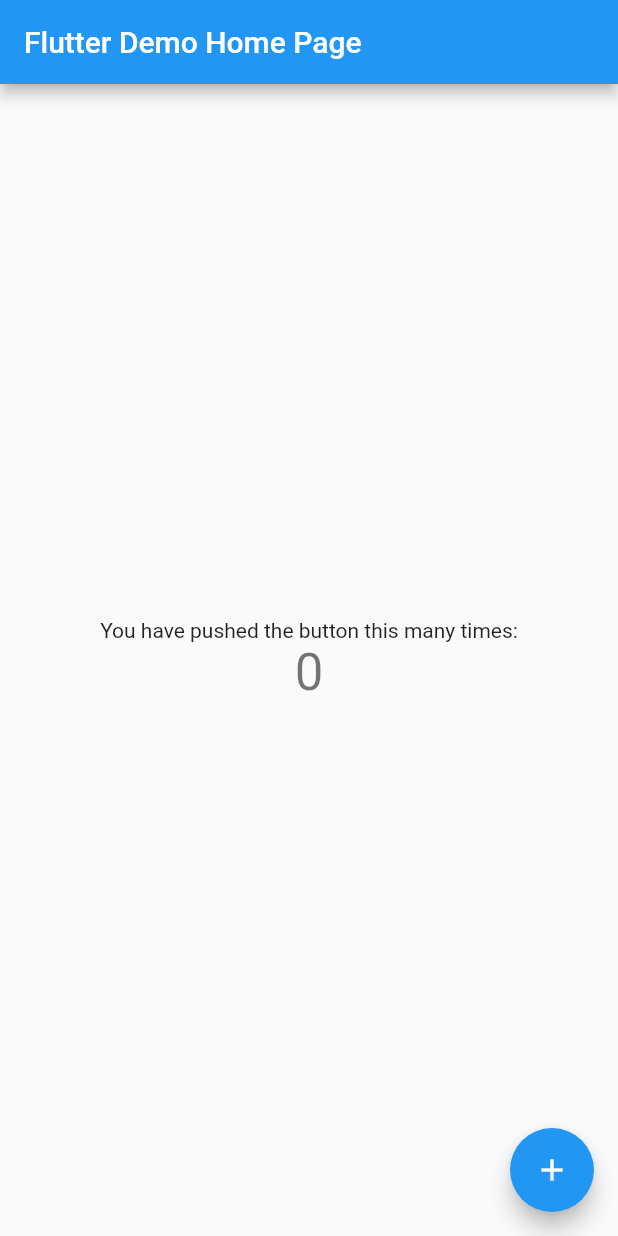
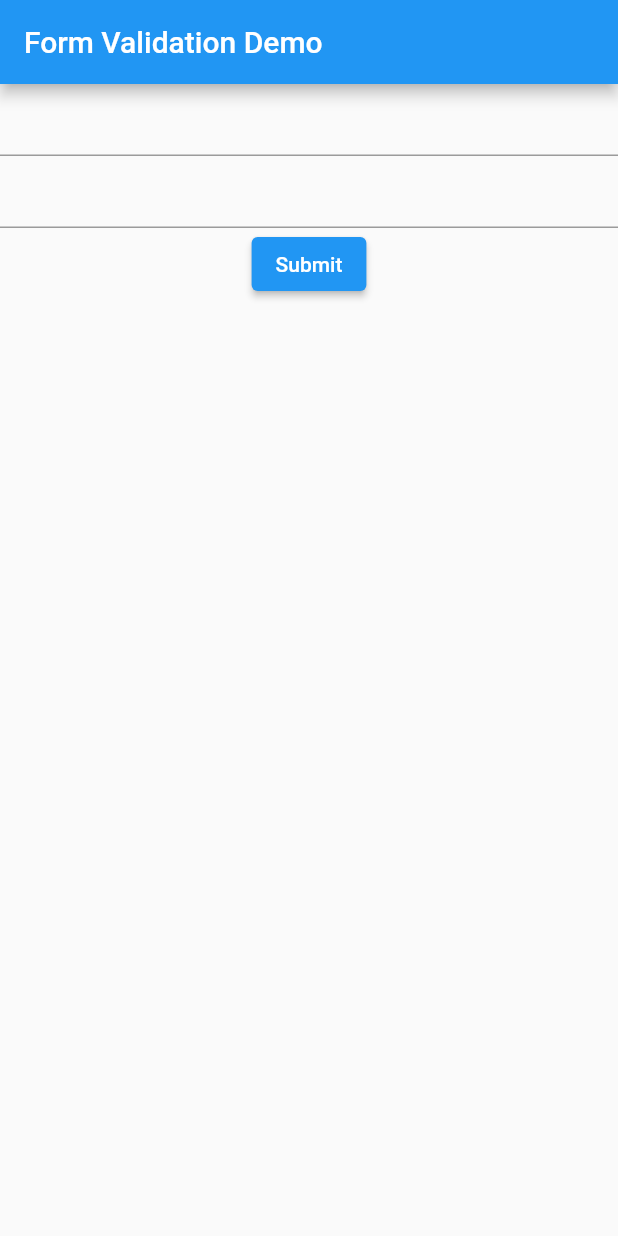
Before and after one commit to lymanjohnson/flutter_cookie_auth, a Flutter app: the screen it shows after launch, on a phone screen of 412 x 824 dp. Run offline on Flutter 3.47's test engine with Material 2 defaults, Android fonts, the phone set to English and light mode, and no system bars.

Commit message:
Main view is now dummy login page with username, password, and submit button elements

```diff
--- /dev/null
+++ b/lib/forms.dart
@@ -0,0 +1,60 @@
+import 'package:flutter/material.dart';
+
+class MyCustomForm extends StatefulWidget {
+  const MyCustomForm({Key? key}) : super(key: key);
+
+  @override
+  MyCustomFormState createState() {
+    return MyCustomFormState();
+  }
+}
+
+class MyCustomFormState extends State<MyCustomForm> {
+  // Note: This is a `GlobalKey<FormState>`,
+  // not a GlobalKey<MyCustomFormState>.
+  final _formKey = GlobalKey<FormState>();
+
+  @override
+  Widget build(BuildContext context) {
+    return Form(
+      key: _formKey,
+      child: Column(
+
+        children: <Widget>[
+          TextFormField( // Username
+            autocorrect: false,
+            validator: (value) {
+              if (value == null || value.isEmpty) {
+                return 'Please enter your username';
+              }
+              return null;
+            },
+          ),
+          TextFormField( // Password
+            obscureText: true,
+            autocorrect: false,
+            validator: (value) {
+              if (value == null || value.isEmpty) {
+                return 'Please enter your password';
+              }
+              return null;
+            },
+          ),
+          ElevatedButton(
+            onPressed: () {
+              // Validate returns true if the form is valid, or false otherwise.
+              if (_formKey.currentState!.validate()) {
+                // If the form is valid, display a snackbar. In the real world,
+                // you'd often call a server or save the information in a database.
+                ScaffoldMessenger.of(context).showSnackBar(
+                  const SnackBar(content: Text('Processing Data')),
+                );
+              }
+            },
+            child: const Text('Submit'),
+          ),
+        ],
+      ),
+    );
+  }
+}
--- a/lib/main.dart
+++ b/lib/main.dart
@@ -1,3 +1,4 @@
+import 'package:compatica/forms.dart';
 import 'package:flutter/material.dart';
 
 void main() {
@@ -6,15 +7,18 @@
 
 class MyApp extends StatelessWidget {
   const MyApp({Key? key}) : super(key: key);
-  // This widget is the root of your application.
+
   @override
   Widget build(BuildContext context) {
+    const appTitle = 'Form Validation Demo';
     return MaterialApp(
-      title: 'Flutter Demo',
-      theme: ThemeData(
-        primarySwatch: Colors.blue,
+      title: appTitle,
+      home: Scaffold(
+        appBar: AppBar(
+          title: const Text(appTitle),
+        ),
+        body: const MyCustomForm(),
       ),
-      home: const MyHomePage(title: 'Flutter Demo Home Page'),
     );
   }
 }
```
